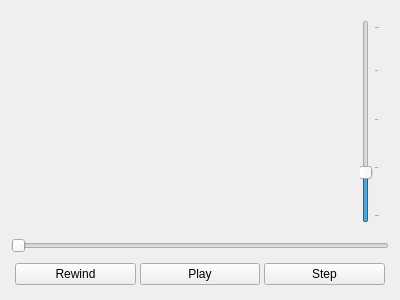
Before: the Qt Designer form application/gui/videoplayer.ui in BioFoV/BioFoV, drawn with Qt 5.
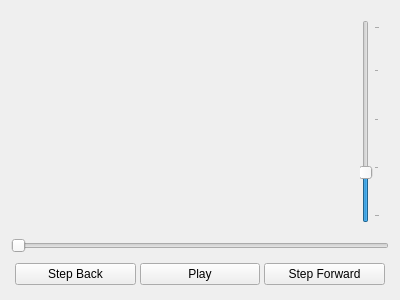
After: the same form once the commit is applied.

Commit message: Replaced "Rewind" and "Step" with "Step Back" and "Step Forward".

What changed in the file:
```diff
--- a/application/gui/videoplayer.ui
+++ b/application/gui/videoplayer.ui
@@ -82,7 +82,7 @@
       <item>
        <widget class="QPushButton" name="rewindButton">
         <property name="text">
-         <string>Rewind</string>
+         <string>Step Back</string>
         </property>
        </widget>
       </item>
@@ -96,7 +96,7 @@
       <item>
        <widget class="QPushButton" name="stepButton">
         <property name="text">
-         <string>Step</string>
+         <string>Step Forward</string>
         </property>
        </widget>
       </item>
```
